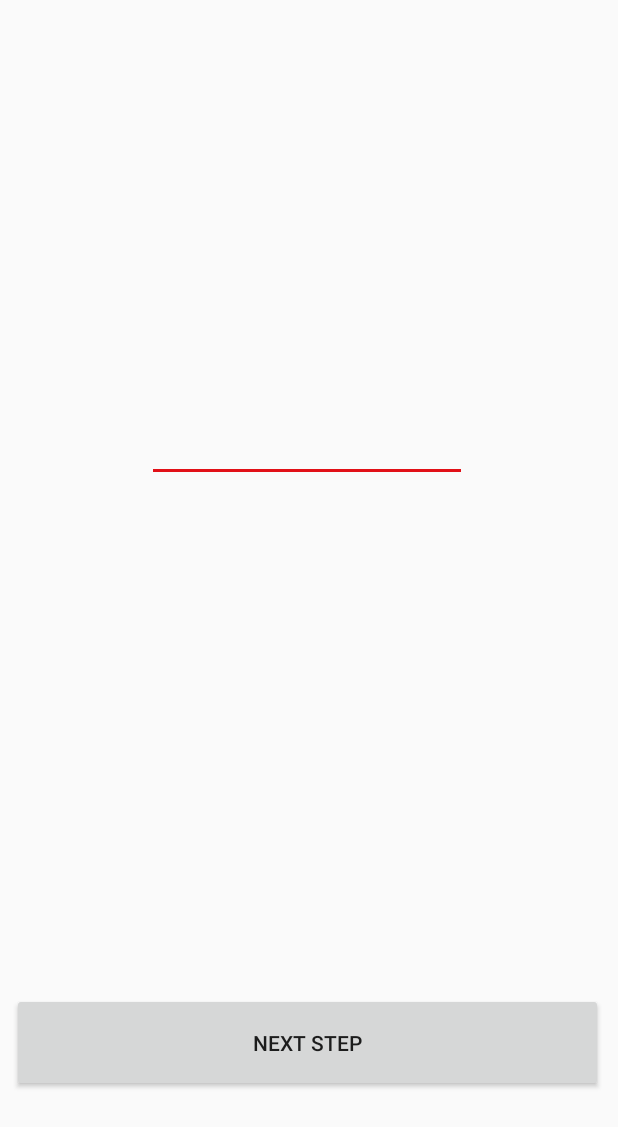
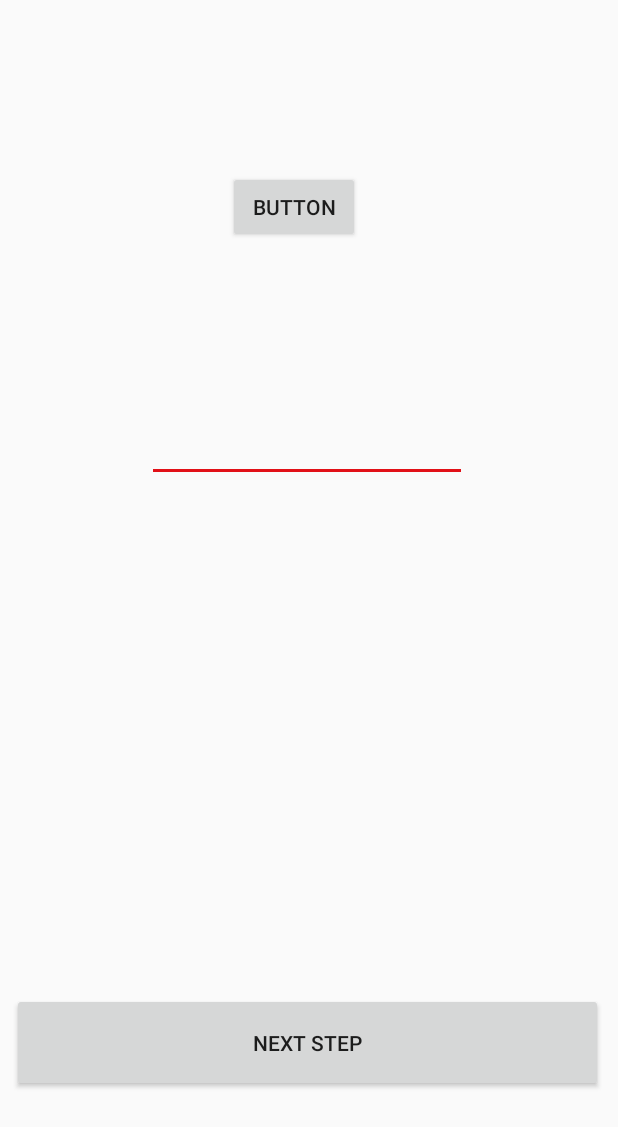
Before and after one commit to Ezebiglia12/Ejercicioapp, an Android app: the layout activity_main.xml on its own in the app's theme, with its tools: preview values and no code run, on a phone screen of 412 x 824 dp. Shown: the top 1127 px of the screen. Run offline under Robolectric (Android 15) with nearby library versions, the phone set to English and light mode, and no system bars.

Commit message:
quiereo ver si hay ramas o no? q opinassss??

```diff
--- a/app/src/main/res/layout/activity_main.xml
+++ b/app/src/main/res/layout/activity_main.xml
@@ -27,4 +27,14 @@
         app:layout_constraintStart_toStartOf="parent"
         app:layout_constraintTop_toTopOf="parent"
         android:autofillHints="" />
+
+    <Button
+        android:id="@+id/button5"
+        android:layout_width="wrap_content"
+        android:layout_height="wrap_content"
+        android:layout_marginEnd="172dp"
+        android:text="Button"
+        app:layout_constraintBottom_toTopOf="@+id/editText"
+        app:layout_constraintEnd_toEndOf="parent"
+        app:layout_constraintTop_toTopOf="parent" />
 </androidx.constraintlayout.widget.ConstraintLayout>
```
